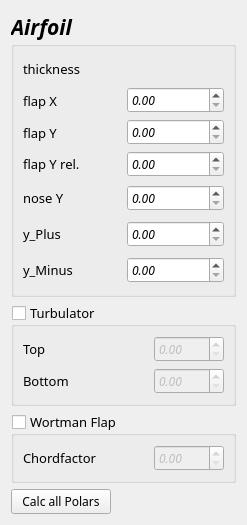
Qt form UI/airfoilWidget.ui (paulebieber/FoilBoXX) before a commit.
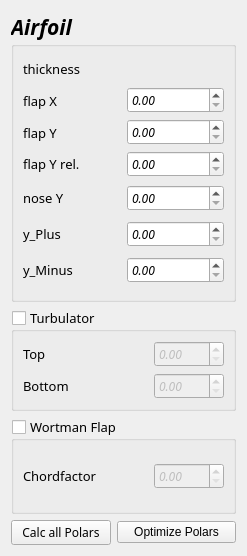
The same form after that commit.

Commit message: Initializing Dev-branch with working optimization for Polars

What changed in the file:
```diff
--- a/UI/airfoilWidget.ui
+++ b/UI/airfoilWidget.ui
@@ -7,7 +7,7 @@
     <x>0</x>
     <y>0</y>
     <width>247</width>
-    <height>505</height>
+    <height>556</height>
    </rect>
   </property>
   <property name="maximumSize">
@@ -20,7 +20,48 @@
    <string>Form</string>
   </property>
   <layout class="QGridLayout" name="gridLayout">
-   <item row="4" column="0">
+   <item row="5" column="0">
+    <widget class="QPushButton" name="pushButton_calcPolarAll">
+     <property name="sizePolicy">
+      <sizepolicy hsizetype="Expanding" vsizetype="Fixed">
+       <horstretch>1</horstretch>
+       <verstretch>0</verstretch>
+      </sizepolicy>
+     </property>
+     <property name="minimumSize">
+      <size>
+       <width>100</width>
+       <height>0</height>
+      </size>
+     </property>
+     <property name="maximumSize">
+      <size>
+       <width>100</width>
+       <height>16777215</height>
+      </size>
+     </property>
+     <property name="font">
+      <font>
+       <family>Noto Serif Thai Med</family>
+       <pointsize>9</pointsize>
+       <weight>50</weight>
+       <italic>false</italic>
+       <bold>false</bold>
+      </font>
+     </property>
+     <property name="text">
+      <string>Calc all Polars</string>
+     </property>
+    </widget>
+   </item>
+   <item row="5" column="1">
+    <widget class="QPushButton" name="pushButton_optimizePolars">
+     <property name="text">
+      <string>Optimize Polars</string>
+     </property>
+    </widget>
+   </item>
+   <item row="4" column="0" colspan="2">
     <widget class="QGroupBox" name="groupBox_fk">
      <property name="sizePolicy">
       <sizepolicy hsizetype="Preferred" vsizetype="Preferred">
@@ -115,7 +156,159 @@
      </layout>
     </widget>
    </item>
-   <item row="0" column="0" rowspan="2">
+   <item row="3" column="0" colspan="2">
+    <widget class="QGroupBox" name="groupBox_Turb">
+     <property name="sizePolicy">
+      <sizepolicy hsizetype="Preferred" vsizetype="Preferred">
+       <horstretch>0</horstretch>
+       <verstretch>2</verstretch>
+      </sizepolicy>
+     </property>
+     <property name="font">
+      <font>
+       <family>Noto Serif Thai Med</family>
+       <pointsize>10</pointsize>
+       <weight>50</weight>
+       <italic>false</italic>
+       <bold>false</bold>
+      </font>
+     </property>
+     <property name="title">
+      <string>Turbulator</string>
+     </property>
+     <property name="flat">
+      <bool>false</bool>
+     </property>
+     <property name="checkable">
+      <bool>true</bool>
+     </property>
+     <property name="checked">
+      <bool>false</bool>
+     </property>
+     <layout class="QGridLayout" name="gridLayout_15">
+      <item row="0" column="0">
+       <widget class="QLabel" name="label_28">
+        <property name="sizePolicy">
+         <sizepolicy hsizetype="Preferred" vsizetype="Expanding">
+          <horstretch>2</horstretch>
+          <verstretch>2</verstretch>
+         </sizepolicy>
+        </property>
+        <property name="maximumSize">
+         <size>
+          <width>125</width>
+          <height>1600000</height>
+         </size>
+        </property>
+        <property name="font">
+         <font>
+          <family>Noto Serif Thai Med</family>
+          <pointsize>10</pointsize>
+          <weight>50</weight>
+          <italic>false</italic>
+          <bold>false</bold>
+          <underline>false</underline>
+          <kerning>true</kerning>
+         </font>
+        </property>
+        <property name="layoutDirection">
+         <enum>Qt::LeftToRight</enum>
+        </property>
+        <property name="styleSheet">
+         <string notr="true">color: rgb(0, 0, 0);</string>
+        </property>
+        <property name="text">
+         <string>Top</string>
+        </property>
+        <property name="alignment">
+         <set>Qt::AlignLeading|Qt::AlignLeft|Qt::AlignVCenter</set>
+        </property>
+       </widget>
+      </item>
+      <item row="1" column="0">
+       <widget class="QLabel" name="label_29">
+        <property name="sizePolicy">
+         <sizepolicy hsizetype="Preferred" vsizetype="Expanding">
+          <horstretch>2</horstretch>
+          <verstretch>2</verstretch>
+         </sizepolicy>
+        </property>
+        <property name="maximumSize">
+         <size>
+          <width>125</width>
+          <height>1600000</height>
+         </size>
+        </property>
+        <property name="font">
+         <font>
+          <family>Noto Serif Thai Med</family>
+          <pointsize>10</pointsize>
+          <weight>50</weight>
+          <italic>false</italic>
+          <bold>false</bold>
+          <underline>false</underline>
+          <kerning>true</kerning>
+         </font>
+        </property>
+        <property name="styleSheet">
+         <string notr="true">color: rgb(0, 0, 0);</string>
+        </property>
+        <property name="text">
+         <string>Bottom</string>
+        </property>
+        <property name="alignment">
+         <set>Qt::AlignLeading|Qt::AlignLeft|Qt::AlignVCenter</set>
+        </property>
+       </widget>
+      </item>
+      <item row="0" column="1">
+       <widget class="QDoubleSpinBox" name="doubleSpinBox_turbTop">
+        <property name="enabled">
+         <bool>false</bool>
+        </property>
+        <property name="maximumSize">
+         <size>
+          <width>100</width>
+          <height>16777215</height>
+         </size>
+        </property>
+        <property name="font">
+         <font>
+          <family>Source Code Pro</family>
+          <pointsize>9</pointsize>
+          <weight>50</weight>
+          <italic>true</italic>
+          <bold>false</bold>
+         </font>
+        </property>
+       </widget>
+      </item>
+      <item row="1" column="1">
+       <widget class="QDoubleSpinBox" name="doubleSpinBox_turbBot">
+        <property name="enabled">
+         <bool>false</bool>
+        </property>
+        <property name="maximumSize">
+         <size>
+          <width>100</width>
+          <height>16777215</height>
+         </size>
+        </property>
+        <property name="font">
+         <font>
+          <family>Source Code Pro</family>
+          <pointsize>9</pointsize>
+          <weight>50</weight>
+          <italic>true</italic>
+          <bold>false</bold>
+         </font>
+        </property>
+       </widget>
+      </item>
+     </layout>
+    </widget>
+   </item>
+   <item row="0" column="0" rowspan="2" colspan="2">
     <widget class="QGroupBox" name="groupBox_7">
      <property name="sizePolicy">
       <sizepolicy hsizetype="Preferred" vsizetype="Preferred">
@@ -585,192 +778,6 @@
      </layout>
     </widget>
    </item>
-   <item row="3" column="0">
-    <widget class="QGroupBox" name="groupBox_Turb">
-     <property name="sizePolicy">
-      <sizepolicy hsizetype="Preferred" vsizetype="Preferred">
-       <horstretch>0</horstretch>
-       <verstretch>2</verstretch>
-      </sizepolicy>
-     </property>
-     <property name="font">
-      <font>
-       <family>Noto Serif Thai Med</family>
-       <pointsize>10</pointsize>
-       <weight>50</weight>
-       <italic>false</italic>
-       <bold>false</bold>
-      </font>
-     </property>
-     <property name="title">
-      <string>Turbulator</string>
-     </property>
-     <property name="flat">
-      <bool>false</bool>
-     </property>
-     <property name="checkable">
-      <bool>true</bool>
-     </property>
-     <property name="checked">
-      <bool>false</bool>
-     </property>
-     <layout class="QGridLayout" name="gridLayout_15">
-      <item row="0" column="0">
-       <widget class="QLabel" name="label_28">
-        <property name="sizePolicy">
-         <sizepolicy hsizetype="Preferred" vsizetype="Expanding">
-          <horstretch>2</horstretch>
-          <verstretch>2</verstretch>
-         </sizepolicy>
-        </property>
-        <property name="maximumSize">
-         <size>
-          <width>125</width>
-          <height>1600000</height>
-         </size>
-        </property>
-        <property name="font">
-         <font>
-          <family>Noto Serif Thai Med</family>
-          <pointsize>10</pointsize>
-          <weight>50</weight>
-          <italic>false</italic>
-          <bold>false</bold>
-          <underline>false</underline>
-          <kerning>true</kerning>
-         </font>
-        </property>
-        <property name="layoutDirection">
-         <enum>Qt::LeftToRight</enum>
-        </property>
-        <property name="styleSheet">
-         <string notr="true">color: rgb(0, 0, 0);</string>
-        </property>
-        <property name="text">
-         <string>Top</string>
-        </property>
-        <property name="alignment">
-         <set>Qt::AlignLeading|Qt::AlignLeft|Qt::AlignVCenter</set>
-        </property>
-       </widget>
-      </item>
-      <item row="1" column="0">
-       <widget class="QLabel" name="label_29">
-        <property name="sizePolicy">
-         <sizepolicy hsizetype="Preferred" vsizetype="Expanding">
-          <horstretch>2</horstretch>
-          <verstretch>2</verstretch>
-         </sizepolicy>
-        </property>
-        <property name="maximumSize">
-         <size>
-          <width>125</width>
-          <height>1600000</height>
-         </size>
-        </property>
-        <property name="font">
-         <font>
-          <family>Noto Serif Thai Med</family>
-          <pointsize>10</pointsize>
-          <weight>50</weight>
-          <italic>false</italic>
-          <bold>false</bold>
-          <underline>false</underline>
-          <kerning>true</kerning>
-         </font>
-        </property>
-        <property name="styleSheet">
-         <string notr="true">color: rgb(0, 0, 0);</string>
-        </property>
-        <property name="text">
-         <string>Bottom</string>
-        </property>
-        <property name="alignment">
-         <set>Qt::AlignLeading|Qt::AlignLeft|Qt::AlignVCenter</set>
-        </property>
-       </widget>
-      </item>
-      <item row="0" column="1">
-       <widget class="QDoubleSpinBox" name="doubleSpinBox_turbTop">
-        <property name="enabled">
-         <bool>false</bool>
-        </property>
-        <property name="maximumSize">
-         <size>
-          <width>100</width>
-          <height>16777215</height>
-         </size>
-        </property>
-        <property name="font">
-         <font>
-          <family>Source Code Pro</family>
-          <pointsize>9</pointsize>
-          <weight>50</weight>
-          <italic>true</italic>
-          <bold>false</bold>
-         </font>
-        </property>
-       </widget>
-      </item>
-      <item row="1" column="1">
-       <widget class="QDoubleSpinBox" name="doubleSpinBox_turbBot">
-        <property name="enabled">
-         <bool>false</bool>
-        </property>
-        <property name="maximumSize">
-         <size>
-          <width>100</width>
-          <height>16777215</height>
-         </size>
-        </property>
-        <property name="font">
-         <font>
-          <family>Source Code Pro</family>
-          <pointsize>9</pointsize>
-          <weight>50</weight>
-          <italic>true</italic>
-          <bold>false</bold>
-         </font>
-        </property>
-       </widget>
-      </item>
-     </layout>
-    </widget>
-   </item>
-   <item row="5" column="0">
-    <widget class="QPushButton" name="pushButton_calcPolarAll">
-     <property name="sizePolicy">
-      <sizepolicy hsizetype="Expanding" vsizetype="Fixed">
-       <horstretch>1</horstretch>
-       <verstretch>0</verstretch>
-      </sizepolicy>
-     </property>
-     <property name="minimumSize">
-      <size>
-       <width>100</width>
-       <height>0</height>
-      </size>
-     </property>
-     <property name="maximumSize">
-      <size>
-       <width>100</width>
-       <height>16777215</height>
-      </size>
-     </property>
-     <property name="font">
-      <font>
-       <family>Noto Serif Thai Med</family>
-       <pointsize>9</pointsize>
-       <weight>50</weight>
-       <italic>false</italic>
-       <bold>false</bold>
-      </font>
-     </property>
-     <property name="text">
-      <string>Calc all Polars</string>
-     </property>
-    </widget>
-   </item>
   </layout>
  </widget>
  <resources/>
```
The commit also changes 37 other files.
